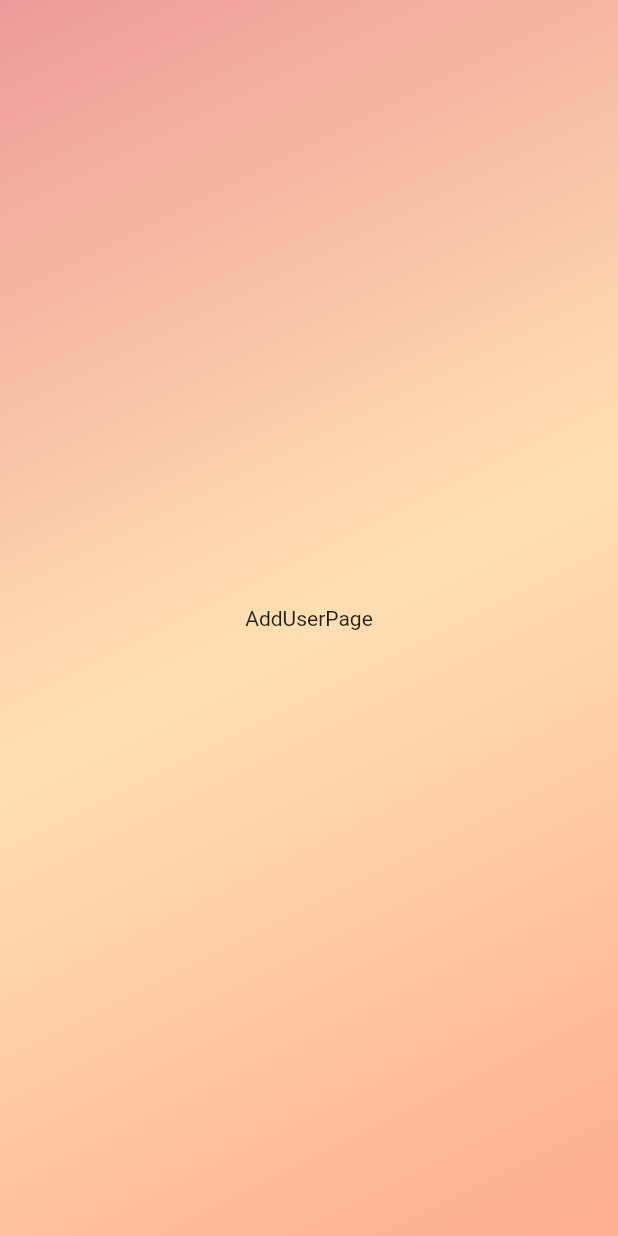
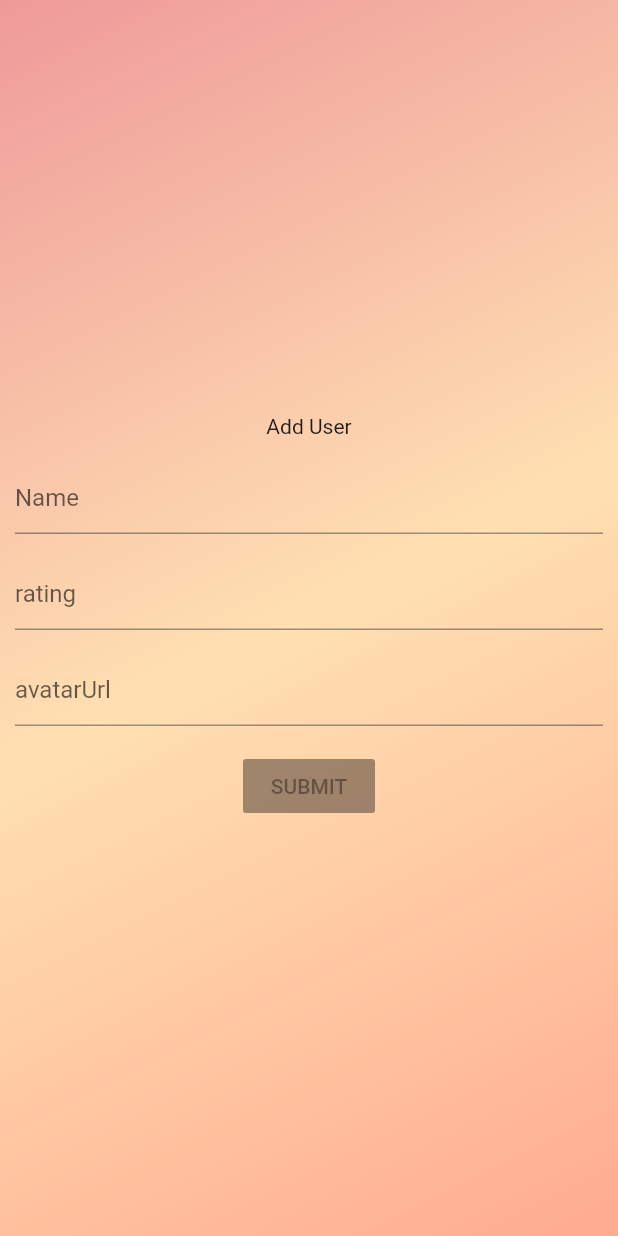
Before and after one commit to linnefromice/flutter_heart_app_02, a Flutter app: the AddUserPage screen opened directly, on a phone screen of 412 x 824 dp. Run offline on Flutter 3.47's test engine with Material 2 defaults, Android fonts, the phone set to English and light mode, and no system bars; our stand-ins replace cloud_firestore, connectivity, firebase_auth, firebase_core, flutter_hooks, freezed_annotation; missing offline and left inert: fab_circular_menu; accounts and stored records are empty; generated files the repository leaves out were written again.

Commit message:
create form (only design)

```diff
--- a/lib/screens/add_user_page.dart
+++ b/lib/screens/add_user_page.dart
@@ -6,9 +6,52 @@ class AddUserPage extends StatelessWidget {
   Widget build(BuildContext context) {
     return Scaffold(
       body: WrapperCommonBackground(
-        child: Center(
-          child: Text("AddUserPage"),
-        ),
+        child: Column(
+          mainAxisAlignment: MainAxisAlignment.center,
+          crossAxisAlignment: CrossAxisAlignment.center,
+          children: [
+            Container(
+              margin: EdgeInsets.symmetric(vertical: 8.0),
+              child: Text("Add User"),
+            ),
+            Container(
+              margin: EdgeInsets.symmetric(vertical: 8.0),
+              padding: EdgeInsets.symmetric(horizontal: 10.0),
+              child: TextField(
+                keyboardType: TextInputType.name,
+                decoration: InputDecoration(
+                  hintText: "Name"
+                ),
+              ),
+            ),
+            Container(
+              margin: EdgeInsets.symmetric(vertical: 8.0),
+              padding: EdgeInsets.symmetric(horizontal: 10.0),
+              child: TextField(
+                keyboardType: TextInputType.number,
+                decoration: InputDecoration(
+                  hintText: "rating"
+                ),
+              ),
+            ),
+            Container(
+              margin: EdgeInsets.symmetric(vertical: 8.0),
+              padding: EdgeInsets.symmetric(horizontal: 10.0),
+              child: TextField(
+                keyboardType: TextInputType.text,
+                decoration: InputDecoration(
+                  hintText: "avatarUrl"
+                ),
+              ),
+            ),
+            Container(
+              margin: EdgeInsets.symmetric(vertical: 8.0),
+              child: RaisedButton(
+                child: Text("SUBMIT"),
+              ),
+            )
+          ],
+        )
       ),
     );
   }
```
